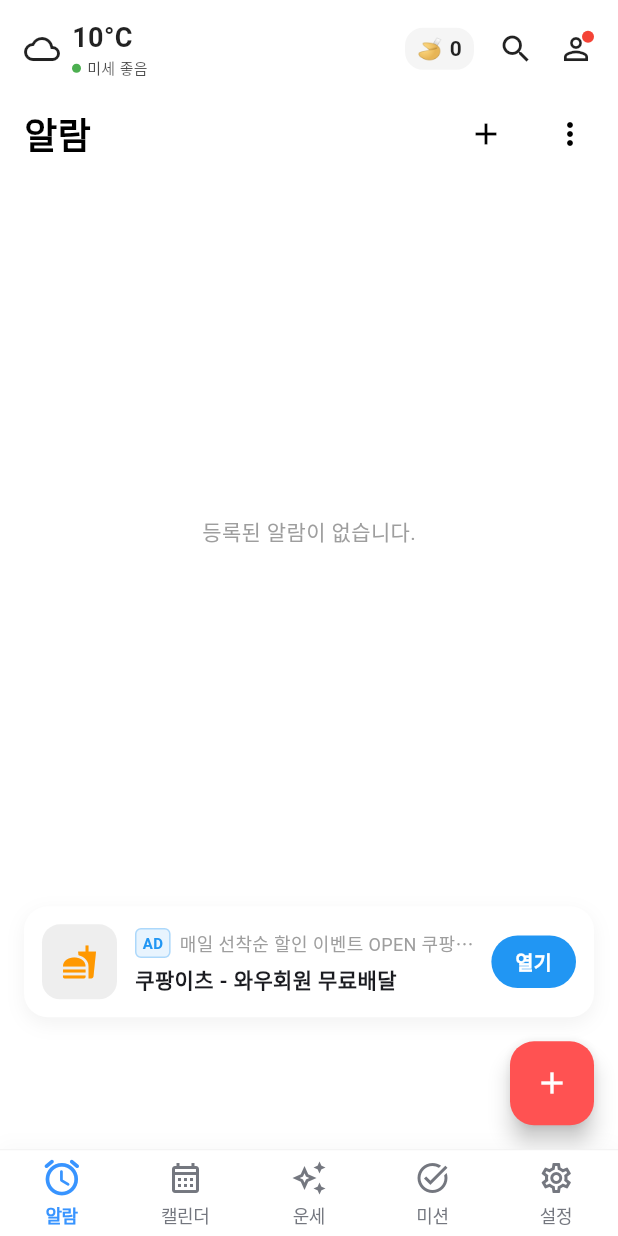
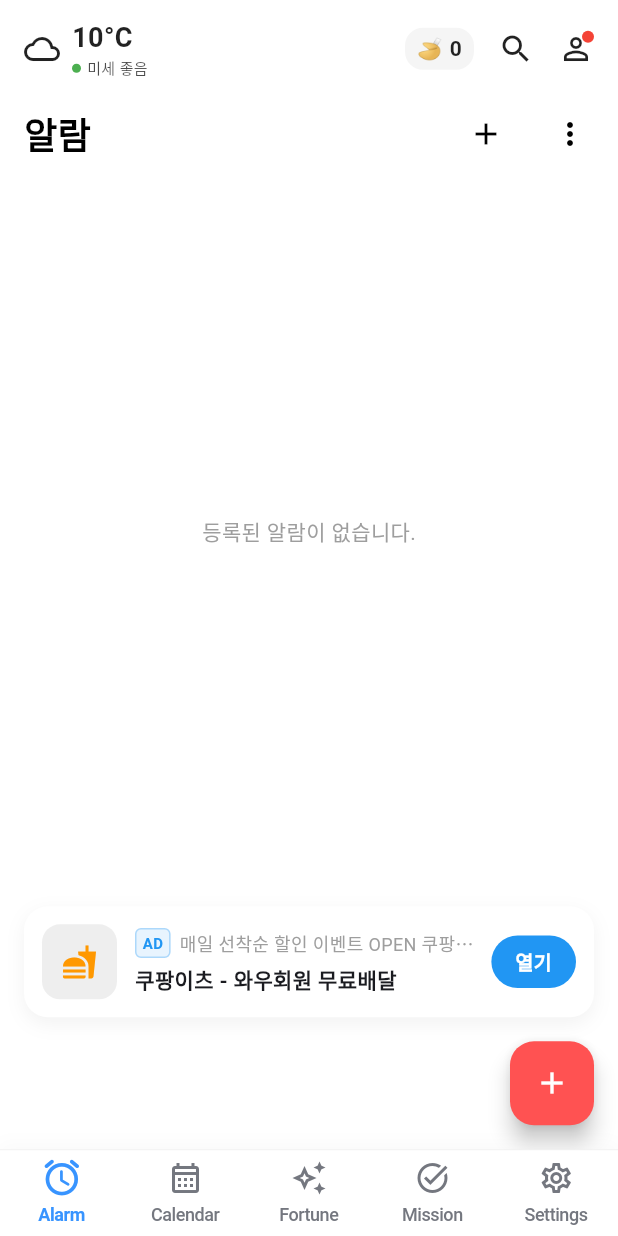
Before and after one commit to shchoi0486/fortune-alarm, a Flutter app: the screen it shows after launch, on a phone screen of 412 x 824 dp. Run offline on Flutter 3.47's test engine with Material 3 defaults, Android fonts, the phone set to English and light mode, and no system bars; our stand-ins replace audioplayers, camera, flutter_local_notifications, flutter_riverpod, geocoding, geolocator and 11 more; missing offline and left inert: android_alarm_manager_plus, flutter_ringtone_player, google_mlkit_face_detection, google_mlkit_object_detection, tflite_flutter; accounts and stored records are empty; network calls fail; project files that could hold a hidden picture were left out.

Commit message:
Fix main.dart errors, complete localization for 6 languages, and update branding to Fortune Alarm

````diff
--- a/lib/l10n/app_en.arb
+++ b/lib/l10n/app_en.arb
@@ -1,9 +1,6 @@
 {
   "@@locale": "en",
   "appTitle": "Fortune Alarm",
-  "@appTitle": {
-    "description": "The title of the application"
-  },
   "morningGreeting": "Good morning! Start your lucky day.",
   "missionWakeUp": "Wake-up Mission",
   "missionSupplement": "Take Supplements",
@@ -12,5 +9,10 @@
   "settings": "Settings",
   "alarm": "Alarm",
   "calendar": "Calendar",
-  "mission": "Mission"
+  "mission": "Mission",
+  "fortune": "Fortune",
+  "congratulations": "Congratulations!",
+  "allMissionsCompleted": "You have completed all 5 missions for today.",
+  "rewardReceived": "You received 1 Fortune Cookie as a reward! 🥠",
+  "confirm": "Confirm"
 }
--- a/lib/l10n/app_ko.arb
+++ b/lib/l10n/app_ko.arb
@@ -9,5 +9,10 @@
   "settings": "설정",
   "alarm": "알람",
   "calendar": "달력",
-  "mission": "미션"
+  "mission": "미션",
+  "fortune": "운세",
+  "congratulations": "축하합니다!",
+  "allMissionsCompleted": "오늘의 미션 5개를 모두 달성했습니다.",
+  "rewardReceived": "보상으로 포춘쿠키 1개를 지급합니다! 🥠",
+  "confirm": "확인"
 }
--- /dev/null
+++ b/lib/l10n/app_localizations.dart
@@ -0,0 +1,245 @@
+import 'dart:async';
+
+import 'package:flutter/foundation.dart';
+import 'package:flutter/widgets.dart';
+import 'package:flutter_localizations/flutter_localizations.dart';
+import 'package:intl/intl.dart' as intl;
+
+import 'app_localizations_en.dart';
+import 'app_localizations_hi.dart';
+import 'app_localizations_ja.dart';
+import 'app_localizations_ko.dart';
+import 'app_localizations_ru.dart';
+import 'app_localizations_zh.dart';
+
+// ignore_for_file: type=lint
+
+/// Callers can lookup localized strings with an instance of AppLocalizations
+/// returned by `AppLocalizations.of(context)`.
+///
+/// Applications need to include `AppLocalizations.delegate()` in their app's
+/// `localizationDelegates` list, and the locales they support in the app's
+/// `supportedLocales` list. For example:
+///
+/// ```dart
+/// import 'l10n/app_localizations.dart';
+///
+/// return MaterialApp(
+///   localizationsDelegates: AppLocalizations.localizationsDelegates,
+///   supportedLocales: AppLocalizations.supportedLocales,
+///   home: MyApplicationHome(),
+/// );
+/// ```
+///
+/// ## Update pubspec.yaml
+///
+/// Please make sure to update your pubspec.yaml to include the following
+/// packages:
+///
+/// ```yaml
+/// dependencies:
+///   # Internationalization support.
+///   flutter_localizations:
+///     sdk: flutter
+///   intl: any # Use the pinned version from flutter_localizations
+///
+///   # Rest of dependencies
+/// ```
+///
+/// ## iOS Applications
+///
+/// iOS applications define key application metadata, including supported
+/// locales, in an Info.plist file that is built into the application bundle.
+/// To configure the locales supported by your app, you’ll need to edit this
+/// file.
+///
+/// First, open your project’s ios/Runner.xcworkspace Xcode workspace file.
+/// Then, in the Project Navigator, open the Info.plist file under the Runner
+/// project’s Runner folder.
+///
+/// Next, select the Information Property List item, select Add Item from the
+/// Editor menu, then select Localizations from the pop-up menu.
+///
+/// Select and expand the newly-created Localizations item then, for each
+/// locale your application supports, add a new item and select the locale
+/// you wish to add from the pop-up menu in the Value field. This list should
+/// be consistent with the languages listed in the AppLocalizations.supportedLocales
+/// property.
+abstract class AppLocalizations {
+  AppLocalizations(String locale)
+      : localeName = intl.Intl.canonicalizedLocale(locale.toString());
+
+  final String localeName;
+
+  static AppLocalizations? of(BuildContext context) {
+    return Localizations.of<AppLocalizations>(context, AppLocalizations);
+  }
+
+  static const LocalizationsDelegate<AppLocalizations> delegate =
+      _AppLocalizationsDelegate();
+
+  /// A list of this localizations delegate along with the default localizations
+  /// delegates.
+  ///
+  /// Returns a list of localizations delegates containing this delegate along with
+  /// GlobalMaterialLocalizations.delegate, GlobalCupertinoLocalizations.delegate,
+  /// and GlobalWidgetsLocalizations.delegate.
+  ///
+  /// Additional delegates can be added by appending to this list in
+  /// MaterialApp. This list does not have to be used at all if a custom list
+  /// of delegates is preferred or required.
+  static const List<LocalizationsDelegate<dynamic>> localizationsDelegates =
+      <LocalizationsDelegate<dynamic>>[
+    delegate,
+    GlobalMaterialLocalizations.delegate,
+    GlobalCupertinoLocalizations.delegate,
+    GlobalWidgetsLocalizations.delegate,
+  ];
+
+  /// A list of this localizations delegate's supported locales.
+  static const List<Locale> supportedLocales = <Locale>[
+    Locale('en'),
+    Locale('hi'),
+    Locale('ja'),
+    Locale('ko'),
+    Locale('ru'),
+    Locale('zh')
+  ];
+
+  /// No description provided for @appTitle.
+  ///
+  /// In en, this message translates to:
+  /// **'Fortune Alarm'**
+  String get appTitle;
+
+  /// No description provided for @morningGreeting.
+  ///
+  /// In en, this message translates to:
+  /// **'Good morning! Start your lucky day.'**
+  String get morningGreeting;
+
+  /// No description provided for @missionWakeUp.
+  ///
+  /// In en, this message translates to:
+  /// **'Wake-up Mission'**
+  String get missionWakeUp;
+
+  /// No description provided for @missionSupplement.
+  ///
+  /// In en, this message translates to:
+  /// **'Take Supplements'**
+  String get missionSupplement;
+
+  /// No description provided for @missionWater.
+  ///
+  /// In en, this message translates to:
+  /// **'Drink 2L Water'**
+  String get missionWater;
+
+  /// No description provided for @fortuneCookie.
+  ///
+  /// In en, this message translates to:
+  /// **'Fortune Cookie'**
+  String get fortuneCookie;
+
+  /// No description provided for @settings.
+  ///
+  /// In en, this message translates to:
+  /// **'Settings'**
+  String get settings;
+
+  /// No description provided for @alarm.
+  ///
+  /// In en, this message translates to:
+  /// **'Alarm'**
+  String get alarm;
+
+  /// No description provided for @calendar.
+  ///
+  /// In en, this message translates to:
+  /// **'Calendar'**
+  String get calendar;
+
+  /// No description provided for @mission.
+  ///
+  /// In en, this message translates to:
+  /// **'Mission'**
+  String get mission;
+
+  /// No description provided for @fortune.
+  ///
+  /// In en, this message translates to:
+  /// **'Fortune'**
+  String get fortune;
+
+  /// No description provided for @congratulations.
+  ///
+  /// In en, this message translates to:
+  /// **'Congratulations!'**
+  String get congratulations;
+
+  /// No description provided for @allMissionsCompleted.
+  ///
+  /// In en, this message translates to:
+  /// **'You have completed all 5 missions for today.'**
+  String get allMissionsCompleted;
+
+  /// No description provided for @rewardReceived.
+  ///
+  /// In en, this message translates to:
+  /// **'You received 1 Fortune Cookie as a reward! 🥠'**
+  String get rewardReceived;
+
+  /// No description provided for @confirm.
+  ///
+  /// In en, this message translates to:
+  /// **'Confirm'**
+  String get confirm;
+}
+
+class _AppLocalizationsDelegate
+    extends LocalizationsDelegate<AppLocalizations> {
+  const _AppLocalizationsDelegate();
+
+  @override
+  Future<AppLocalizations> load(Locale locale) {
+    return SynchronousFuture<AppLocalizations>(lookupAppLocalizations(locale));
+  }
+
+  @override
+  bool isSupported(Locale locale) => <String>[
+        'en',
+        'hi',
+        'ja',
+        'ko',
+        'ru',
+        'zh'
+      ].contains(locale.languageCode);
+
+  @override
+  bool shouldReload(_AppLocalizationsDelegate old) => false;
+}
+
+AppLocalizations lookupAppLocalizations(Locale locale) {
+  // Lookup logic when only language code is specified.
+  switch (locale.languageCode) {
+    case 'en':
+      return AppLocalizationsEn();
+    case 'hi':
+      return AppLocalizationsHi();
+    case 'ja':
+      return AppLocalizationsJa();
+    case 'ko':
+      return AppLocalizationsKo();
+    case 'ru':
+      return AppLocalizationsRu();
+    case 'zh':
+      return AppLocalizationsZh();
+  }
+
+  throw FlutterError(
+      'AppLocalizations.delegate failed to load unsupported locale "$locale". This is likely '
+      'an issue with the localizations generation tool. Please file an issue '
+      'on GitHub with a reproducible sample app and the gen-l10n configuration '
+      'that was used.');
+}
--- /dev/null
+++ b/lib/l10n/app_localizations_en.dart
@@ -0,0 +1,56 @@
+// ignore: unused_import
+import 'package:intl/intl.dart' as intl;
+import 'app_localizations.dart';
+
+// ignore_for_file: type=lint
+
+/// The translations for English (`en`).
+class AppLocalizationsEn extends AppLocalizations {
+  AppLocalizationsEn([String locale = 'en']) : super(locale);
+
+  @override
+  String get appTitle => 'Fortune Alarm';
+
+  @override
+  String get morningGreeting => 'Good morning! Start your lucky day.';
+
+  @override
+  String get missionWakeUp => 'Wake-up Mission';
+
+  @override
+  String get missionSupplement => 'Take Supplements';
+
+  @override
+  String get missionWater => 'Drink 2L Water';
+
+  @override
+  String get fortuneCookie => 'Fortune Cookie';
+
+  @override
+  String get settings => 'Settings';
+
+  @override
+  String get alarm => 'Alarm';
+
+  @override
+  String get calendar => 'Calendar';
+
+  @override
+  String get mission => 'Mission';
+
+  @override
+  String get fortune => 'Fortune';
+
+  @override
+  String get congratulations => 'Congratulations!';
+
+  @override
+  String get allMissionsCompleted =>
+      'You have completed all 5 missions for today.';
+
+  @override
+  String get rewardReceived => 'You received 1 Fortune Cookie as a reward! 🥠';
+
+  @override
+  String get confirm => 'Confirm';
+}
--- a/lib/main.dart
+++ b/lib/main.dart
@@ -28,8 +28,9 @@ import 'services/supplement_alarm_service.dart';
 
 import 'features/alarm/alarm_ringing_screen.dart';
 import 'providers/theme_provider.dart';
-import 'package:flutter_gen/gen_l10n/app_localizations.dart';
+import 'l10n/app_localizations.dart';
 import 'package:permission_handler/permission_handler.dart';
+
 import 'features/mission/supplement/supplement_mission_screen.dart';
 import 'features/mission/supplement/supplement_ringing_screen.dart';
 import 'widgets/fortune_cookie_bar.dart';
@@ -333,21 +334,7 @@ class FortuneAlarmApp extends ConsumerWidget {
         GlobalWidgetsLocalizations.delegate,
         GlobalCupertinoLocalizations.delegate,
       ],
-      supportedLocales: const [
-        Locale('en', ''), // English
-        Locale('ko', ''), // Korean
-        Locale('ja', ''), // Japanese
-        Locale('zh', ''), // Chinese
-        Locale('ru', ''), // Russian
-        Locale('hi', ''), // Hindi
-        Locale('es', ''), // Spanish
-        Locale('pt', ''), // Portuguese
-        Locale('fr', ''), // French
-        Locale('de', ''), // German
-        Locale('ar', ''), // Arabic
-        Locale('vi', ''), // Vietnamese
-        Locale('id', ''), // Indonesian
-      ],
+      supportedLocales: AppLocalizations.supportedLocales,
       theme: ThemeData(
         colorScheme: ColorScheme.fromSeed(
           seedColor: Colors.blueAccent,
@@ -535,29 +522,29 @@ class _MainScreenState extends ConsumerState<MainScreen> {
             backgroundColor: isDark ? const Color(0xFF1E1E1E) : Colors.white,
             surfaceTintColor: Colors.transparent,
             shape: RoundedRectangleBorder(borderRadius: BorderRadius.circular(20)),
-            title: const Column(
+            title: Column(
               children: [
-                Text('🎉', style: TextStyle(fontSize: 40)),
-                SizedBox(height: 10),
-                Text('축하합니다!', style: TextStyle(fontWeight: FontWeight.bold)),
+                const Text('🎉', style: TextStyle(fontSize: 40)),
+                const SizedBox(height: 10),
+                Text(AppLocalizations.of(context)!.congratulations, style: const TextStyle(fontWeight: FontWeight.bold)),
               ],
             ),
             content: Column(
               mainAxisSize: MainAxisSize.min,
-              children: const [
-                Text('오늘의 미션 5개를 모두 달성했습니다.', textAlign: TextAlign.center),
-                SizedBox(height: 10),
+              children: [
+                Text(AppLocalizations.of(context)!.allMissionsCompleted, textAlign: TextAlign.center),
+                const SizedBox(height: 10),
                 Text(
-                  '보상으로 포춘쿠키 1개를 지급합니다! 🥠',
+                  AppLocalizations.of(context)!.rewardReceived,
                   textAlign: TextAlign.center,
-                  style: TextStyle(fontWeight: FontWeight.bold, fontSize: 16),
+                  style: const TextStyle(fontWeight: FontWeight.bold, fontSize: 16),
                 ),
               ],
             ),
             actions: [
               TextButton(
                 onPressed: () => Navigator.pop(context),
-                child: const Text('확인', style: TextStyle(fontWeight: FontWeight.bold)),
+                child: Text(AppLocalizations.of(context)!.confirm, style: const TextStyle(fontWeight: FontWeight.bold)),
               ),
             ],
           ),
@@ -628,11 +615,11 @@ class _MainScreenState extends ConsumerState<MainScreen> {
               ),
               showUnselectedLabels: true,
               items: [
-                _buildNavItem(Icons.alarm_outlined, Icons.alarm_rounded, '알람', 0),
-                _buildNavItem(Icons.calendar_month_outlined, Icons.calendar_month_rounded, '캘린더', 1),
-                _buildNavItem(Icons.auto_awesome_outlined, Icons.auto_awesome_rounded, '운세', 2),
-                _buildNavItem(Icons.task_alt_outlined, Icons.task_alt_rounded, '미션', 3),
-                _buildNavItem(Icons.settings_outlined, Icons.settings_rounded, '설정', 4),
+                _buildNavItem(Icons.alarm_outlined, Icons.alarm_rounded, AppLocalizations.of(context)!.alarm, 0),
+                _buildNavItem(Icons.calendar_month_outlined, Icons.calendar_month_rounded, AppLocalizations.of(context)!.calendar, 1),
+                _buildNavItem(Icons.auto_awesome_outlined, Icons.auto_awesome_rounded, AppLocalizations.of(context)!.fortune, 2),
+                _buildNavItem(Icons.task_alt_outlined, Icons.task_alt_rounded, AppLocalizations.of(context)!.mission, 3),
+                _buildNavItem(Icons.settings_outlined, Icons.settings_rounded, AppLocalizations.of(context)!.settings, 4),
               ],
             ),
           ),
--- a/pubspec.yaml
+++ b/pubspec.yaml
@@ -68,6 +68,7 @@ dev_dependencies:
   hive_generator: ^2.0.1
 
 flutter:
+  generate: true
   uses-material-design: true
   assets:
     - assets/ml/mobilenet_v1_1.0_224_quant.tflite
````
Also changed, not shown: lib/l10n/app_hi.arb (+8 -3 lines), lib/l10n/app_ja.arb (+9 -4 lines), lib/l10n/app_localizations_hi.dart (added, +57 -0 lines), lib/l10n/app_localizations_ja.dart (added, +55 -0 lines), lib/l10n/app_localizations_ko.dart (added, +55 -0 lines), lib/l10n/app_localizations_ru.dart (added, +56 -0 lines), lib/l10n/app_localizations_zh.dart (added, +55 -0 lines), lib/l10n/app_ru.arb (+9 -4 lines), lib/l10n/app_zh.arb (+8 -3 lines).
